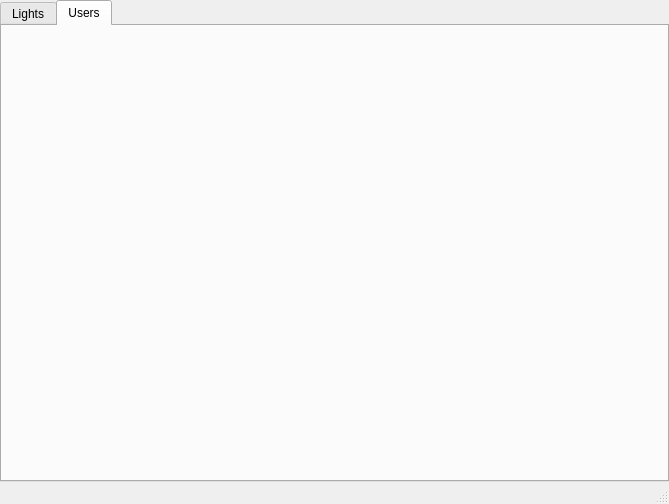
Baertierchen/shine, file apps/qtGui/shinegui.ui: the form before one commit.
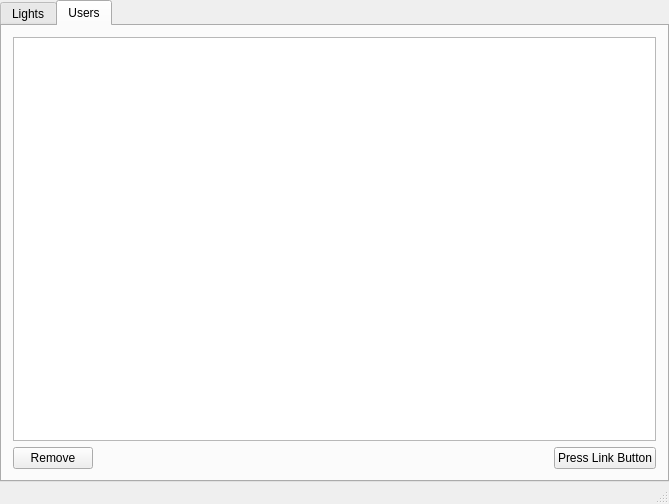
The form after the commit. The open tabs and pages were chosen to show the change.

Commit message: Add users tab

What changed in the file:
```diff
--- a/apps/qtGui/shinegui.ui
+++ b/apps/qtGui/shinegui.ui
@@ -149,6 +149,42 @@
        <attribute name="title">
         <string>Users</string>
        </attribute>
+       <layout class="QVBoxLayout" name="verticalLayout_2">
+        <item>
+         <widget class="QListView" name="lv_users"/>
+        </item>
+        <item>
+         <layout class="QHBoxLayout" name="horizontalLayout_4">
+          <item>
+           <widget class="QPushButton" name="btn_removeUser">
+            <property name="text">
+             <string>Remove</string>
+            </property>
+           </widget>
+          </item>
+          <item>
+           <spacer name="horizontalSpacer">
+            <property name="orientation">
+             <enum>Qt::Horizontal</enum>
+            </property>
+            <property name="sizeHint" stdset="0">
+             <size>
+              <width>40</width>
+              <height>20</height>
+             </size>
+            </property>
+           </spacer>
+          </item>
+          <item>
+           <widget class="QPushButton" name="btn_linkButton">
+            <property name="text">
+             <string>Press Link Button</string>
+            </property>
+           </widget>
+          </item>
+         </layout>
+        </item>
+       </layout>
       </widget>
      </widget>
     </item>
```
Left out of the diff: 2 changed lines with no effect on the pictures. The commit also changes 5 other files.
